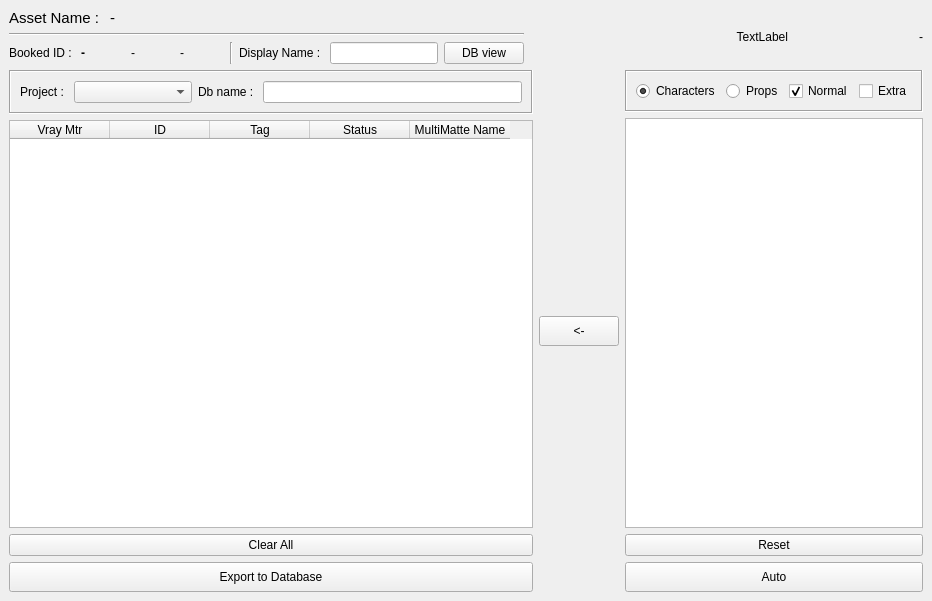
ChanonVilaiyuk/matteTools, file matteExport_ui.ui: the form before one commit.
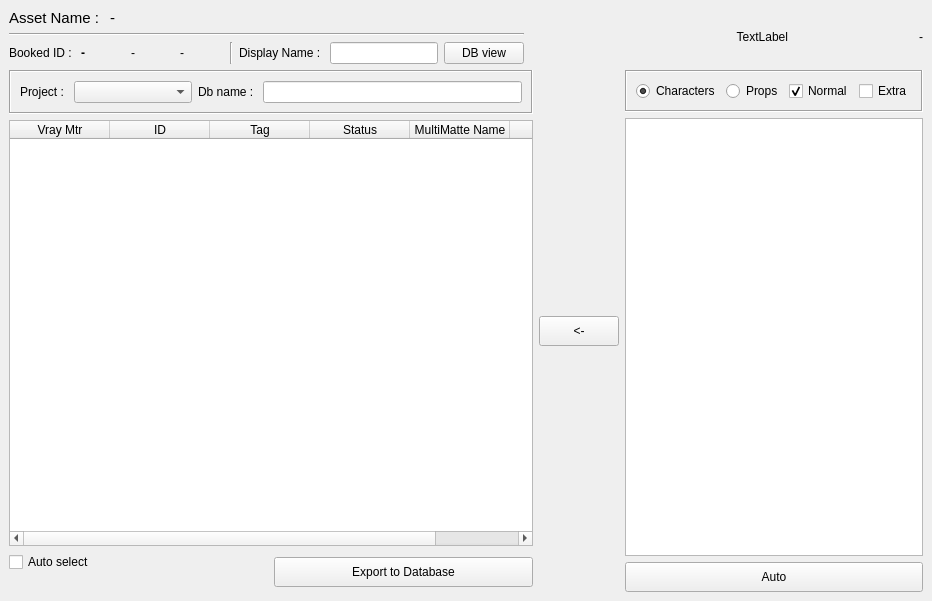
The form after the commit.

```diff
--- a/matteExport_ui.ui
+++ b/matteExport_ui.ui
@@ -234,15 +234,35 @@
             <string>MultiMatte Name</string>
            </property>
           </column>
+          <column>
+           <property name="text">
+            <string>Color</string>
+           </property>
+          </column>
          </widget>
         </item>
         <item>
-         <widget class="QPushButton" name="clearAll_pushButton">
+         <layout class="QHBoxLayout" name="horizontalLayout_7">
+          <item>
+           <layout class="QGridLayout" name="gridLayout">
+            <item row="0" column="0">
+             <widget class="QCheckBox" name="select_checkBox">
           <property name="text">
-           <string>Clear All</string>
+               <string>Auto select</string>
           </property>
          </widget>
         </item>
+            <item row="1" column="0">
+             <widget class="QLabel" name="label">
+              <property name="text">
+               <string/>
+              </property>
+             </widget>
+            </item>
+           </layout>
+          </item>
+          <item>
+           <layout class="QVBoxLayout" name="verticalLayout_7">
         <item>
          <widget class="QPushButton" name="export_pushButton">
           <property name="minimumSize">
@@ -258,6 +278,10 @@
         </item>
        </layout>
       </item>
+         </layout>
+        </item>
+       </layout>
+      </item>
       <item>
        <layout class="QVBoxLayout" name="verticalLayout">
         <item>
@@ -352,13 +376,6 @@
         <item>
          <widget class="QListWidget" name="preset_listWidget"/>
         </item>
-        <item>
-         <widget class="QPushButton" name="reset_pushButton">
-          <property name="text">
-           <string>Reset</string>
-          </property>
-         </widget>
-        </item>
         <item>
          <widget class="QPushButton" name="auto_pushButton">
           <property name="minimumSize">
```
Lines whose indentation alone changed are shown as unchanged.
